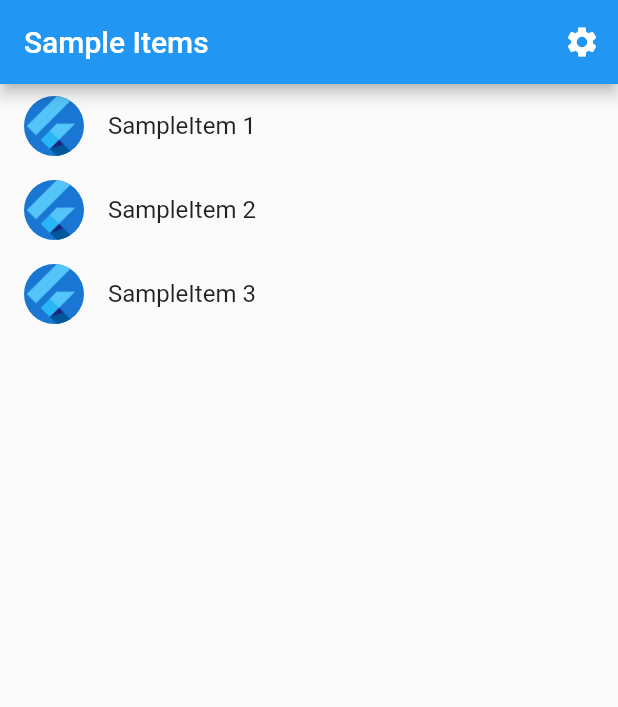
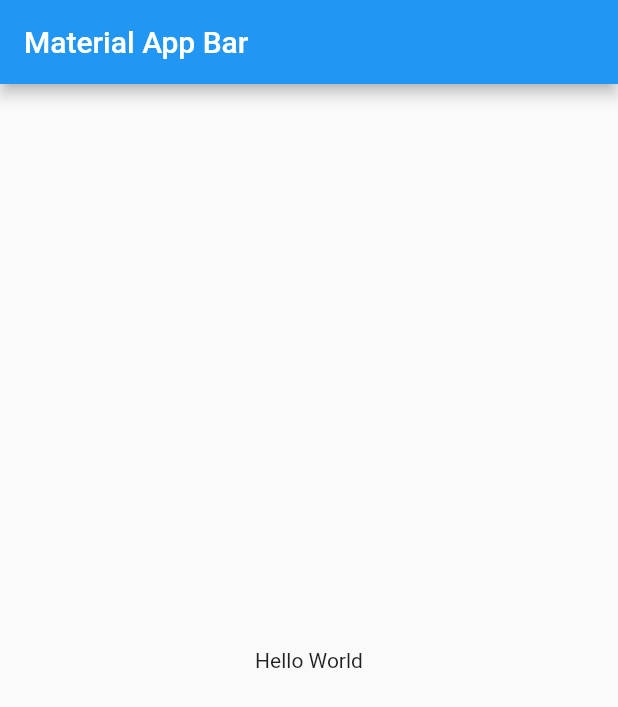
Before and after one commit to hawkkiller/sizzle_starter, a Flutter app: the screen it shows after launch, on a phone screen of 412 x 824 dp. Shown: the top 707 px of the screen. Run offline on Flutter 3.47's test engine with Material 2 defaults, Android fonts, the phone set to English and light mode, and no system bars.

Commit message:
Remove useless files

```diff
--- a/lib/main.dart
+++ b/lib/main.dart
@@ -1,13 +1,6 @@
+import 'package:blaze_starter/src/app.dart';
 import 'package:flutter/material.dart';
 
-import 'src/app.dart';
-import 'src/settings/settings_controller.dart';
-import 'src/settings/settings_service.dart';
-
 void main() async {
-  final settingsController = SettingsController(SettingsService());
-
-  await settingsController.loadSettings();
-
-  runApp(MyApp(settingsController: settingsController));
+  runApp(const App());
 }
--- a/lib/src/app.dart
+++ b/lib/src/app.dart
@@ -1,64 +1,40 @@
+import 'dart:async';
+import 'dart:developer';
+
 import 'package:flutter/material.dart';
-import 'package:flutter_gen/gen_l10n/app_localizations.dart';
-import 'package:flutter_localizations/flutter_localizations.dart';
 
-import 'feature/sample_feature/sample_item_details_view.dart';
-import 'feature/sample_feature/sample_item_list_view.dart';
-import 'settings/settings_controller.dart';
-import 'settings/settings_view.dart';
+void main() => runZonedGuarded<Future<void>>(
+      () async {
+        runApp(const App());
+      },
+      (error, stackTrace) => log(
+        'Top level exception',
+        error: error,
+        stackTrace: stackTrace,
+        level: 1000,
+        name: 'main',
+      ),
+    );
 
-/// The Widget that configures your application.
-class MyApp extends StatelessWidget {
-  const MyApp({
-    super.key,
-    required this.settingsController,
-  });
-
-  final SettingsController settingsController;
+/// {@template app}
+/// App widget
+/// {@endtemplate}
+class App extends StatelessWidget {
+  /// {@macro app}
+  const App({super.key});
 
   @override
-  Widget build(BuildContext context) {
-    return AnimatedBuilder(
-      animation: settingsController,
-      builder: (BuildContext context, Widget? child) {
-        return MaterialApp(
-          restorationScopeId: 'app',
-
-          localizationsDelegates: const [
-            AppLocalizations.delegate,
-            GlobalMaterialLocalizations.delegate,
-            GlobalWidgetsLocalizations.delegate,
-            GlobalCupertinoLocalizations.delegate,
-          ],
-          supportedLocales: const [
-            Locale('en', ''), // English, no country code
-          ],
-
-          onGenerateTitle: (BuildContext context) =>
-              AppLocalizations.of(context)!.appTitle,
-
-          theme: ThemeData(),
-          darkTheme: ThemeData.dark(),
-          themeMode: settingsController.themeMode,
-
-          onGenerateRoute: (RouteSettings routeSettings) {
-            return MaterialPageRoute<void>(
-              settings: routeSettings,
-              builder: (BuildContext context) {
-                switch (routeSettings.name) {
-                  case SettingsView.routeName:
-                    return SettingsView(controller: settingsController);
-                  case SampleItemDetailsView.routeName:
-                    return const SampleItemDetailsView();
-                  case SampleItemListView.routeName:
-                  default:
-                    return const SampleItemListView();
-                }
-              },
-            );
-          },
-        );
-      },
-    );
-  }
-}
+  Widget build(BuildContext context) => MaterialApp(
+        title: 'Material App',
+        home: Scaffold(
+          appBar: AppBar(
+            title: const Text('Material App Bar'),
+          ),
+          body: const SafeArea(
+            child: Center(
+              child: Text('Hello World'),
+            ),
+          ),
+        ),
+      );
+} // App
--- a/lib/src/feature/sample_feature/sample_item.dart
+++ /dev/null
@@ -1,6 +0,0 @@
-/// A placeholder class that represents an entity or model.
-class SampleItem {
-  const SampleItem(this.id);
-
-  final int id;
-}
--- a/lib/src/feature/sample_feature/sample_item_list_view.dart
+++ /dev/null
@@ -1,71 +0,0 @@
-import 'package:flutter/material.dart';
-
-import '../../settings/settings_view.dart';
-import 'sample_item.dart';
-import 'sample_item_details_view.dart';
-
-/// Displays a list of SampleItems.
-class SampleItemListView extends StatelessWidget {
-  const SampleItemListView({
-    super.key,
-    this.items = const [SampleItem(1), SampleItem(2), SampleItem(3)],
-  });
-
-  static const routeName = '/';
-
-  final List<SampleItem> items;
-
-  @override
-  Widget build(BuildContext context) {
-    return Scaffold(
-      appBar: AppBar(
-        title: const Text('Sample Items'),
-        actions: [
-          IconButton(
-            icon: const Icon(Icons.settings),
-            onPressed: () {
-              // Navigate to the settings page. If the user leaves and returns
-              // to the app after it has been killed while running in the
-              // background, the navigation stack is restored.
-              Navigator.restorablePushNamed(context, SettingsView.routeName);
-            },
-          ),
-        ],
-      ),
-
-      // To work with lists that may contain a large number of items, it’s best
-      // to use the ListView.builder constructor.
-      //
-      // In contrast to the default ListView constructor, which requires
-      // building all Widgets up front, the ListView.builder constructor lazily
-      // builds Widgets as they’re scrolled into view.
-      body: ListView.builder(
-        // Providing a restorationId allows the ListView to restore the
-        // scroll position when a user leaves and returns to the app after it
-        // has been killed while running in the background.
-        restorationId: 'sampleItemListView',
-        itemCount: items.length,
-        itemBuilder: (BuildContext context, int index) {
-          final item = items[index];
-
-          return ListTile(
-            title: Text('SampleItem ${item.id}'),
-            leading: const CircleAvatar(
-              // Display the Flutter Logo image asset.
-              foregroundImage: AssetImage('assets/images/flutter_logo.png'),
-            ),
-            onTap: () {
-              // Navigate to the details page. If the user leaves and returns to
-              // the app after it has been killed while running in the
-              // background, the navigation stack is restored.
-              Navigator.restorablePushNamed(
-                context,
-                SampleItemDetailsView.routeName,
-              );
-            }
-          );
-        },
-      ),
-    );
-  }
-}
--- a/lib/src/settings/settings_controller.dart
+++ /dev/null
@@ -1,50 +0,0 @@
-import 'package:flutter/material.dart';
-
-import 'settings_service.dart';
-
-/// A class that many Widgets can interact with to read user settings, update
-/// user settings, or listen to user settings changes.
-///
-/// Controllers glue Data Services to Flutter Widgets. The SettingsController
-/// uses the SettingsService to store and retrieve user settings.
-class SettingsController with ChangeNotifier {
-  SettingsController(this._settingsService);
-
-  // Make SettingsService a private variable so it is not used directly.
-  final SettingsService _settingsService;
-
-  // Make ThemeMode a private variable so it is not updated directly without
-  // also persisting the changes with the SettingsService.
-  late ThemeMode _themeMode;
-
-  // Allow Widgets to read the user's preferred ThemeMode.
-  ThemeMode get themeMode => _themeMode;
-
-  /// Load the user's settings from the SettingsService. It may load from a
-  /// local database or the internet. The controller only knows it can load the
-  /// settings from the service.
-  Future<void> loadSettings() async {
-    _themeMode = await _settingsService.themeMode();
-
-    // Important! Inform listeners a change has occurred.
-    notifyListeners();
-  }
-
-  /// Update and persist the ThemeMode based on the user's selection.
-  Future<void> updateThemeMode(ThemeMode? newThemeMode) async {
-    if (newThemeMode == null) return;
-
-    // Do not perform any work if new and old ThemeMode are identical
-    if (newThemeMode == _themeMode) return;
-
-    // Otherwise, store the new ThemeMode in memory
-    _themeMode = newThemeMode;
-
-    // Important! Inform listeners a change has occurred.
-    notifyListeners();
-
-    // Persist the changes to a local database or the internet using the
-    // SettingService.
-    await _settingsService.updateThemeMode(newThemeMode);
-  }
-}
--- a/lib/src/settings/settings_service.dart
+++ /dev/null
@@ -1,17 +0,0 @@
-import 'package:flutter/material.dart';
-
-/// A service that stores and retrieves user settings.
-///
-/// By default, this class does not persist user settings. If you'd like to
-/// persist the user settings locally, use the shared_preferences package. If
-/// you'd like to store settings on a web server, use the http package.
-class SettingsService {
-  /// Loads the User's preferred ThemeMode from local or remote storage.
-  Future<ThemeMode> themeMode() async => ThemeMode.system;
-
-  /// Persists the user's preferred ThemeMode to local or remote storage.
-  Future<void> updateThemeMode(ThemeMode theme) async {
-    // Use the shared_preferences package to persist settings locally or the
-    // http package to persist settings over the network.
-  }
-}
--- a/lib/src/settings/settings_view.dart
+++ /dev/null
@@ -1,51 +0,0 @@
-import 'package:flutter/material.dart';
-
-import 'settings_controller.dart';
-
-/// Displays the various settings that can be customized by the user.
-///
-/// When a user changes a setting, the SettingsController is updated and
-/// Widgets that listen to the SettingsController are rebuilt.
-class SettingsView extends StatelessWidget {
-  const SettingsView({super.key, required this.controller});
-
-  static const routeName = '/settings';
-
-  final SettingsController controller;
-
-  @override
-  Widget build(BuildContext context) {
-    return Scaffold(
-      appBar: AppBar(
-        title: const Text('Settings'),
-      ),
-      body: Padding(
-        padding: const EdgeInsets.all(16),
-        // Glue the SettingsController to the theme selection DropdownButton.
-        //
-        // When a user selects a theme from the dropdown list, the
-        // SettingsController is updated, which rebuilds the MaterialApp.
-        child: DropdownButton<ThemeMode>(
-          // Read the selected themeMode from the controller
-          value: controller.themeMode,
-          // Call the updateThemeMode method any time the user selects a theme.
-          onChanged: controller.updateThemeMode,
-          items: const [
-            DropdownMenuItem(
-              value: ThemeMode.system,
-              child: Text('System Theme'),
-            ),
-            DropdownMenuItem(
-              value: ThemeMode.light,
-              child: Text('Light Theme'),
-            ),
-            DropdownMenuItem(
-              value: ThemeMode.dark,
-              child: Text('Dark Theme'),
-            )
-          ],
-        ),
-      ),
-    );
-  }
-}
--- a/pubspec.yaml
+++ b/pubspec.yaml
@@ -11,7 +11,6 @@ environment:
   flutter: ">=3.3.1 <4.0.0"
 
 dependencies:
-  auto_route: ^5.0.1
   flutter:
     sdk: flutter
   flutter_localizations:
@@ -20,8 +19,6 @@ dependencies:
 dev_dependencies:
   flutter_test:
     sdk: flutter
-
-  flutter_lints: ^2.0.0
 
 flutter:
   uses-material-design: true
```
Also changed, not shown: lib/src/feature/sample_feature/sample_item_details_view.dart (deleted, +0 -20 lines), pubspec.lock (deleted), 1 other file.
